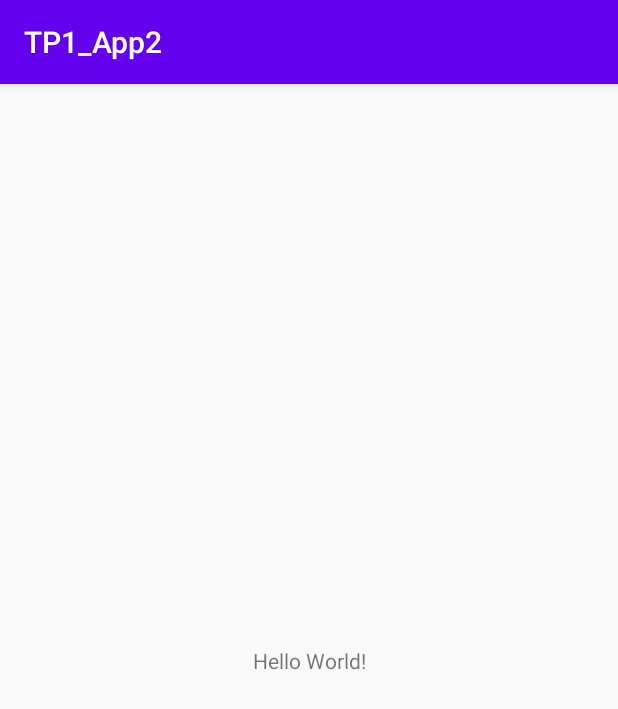
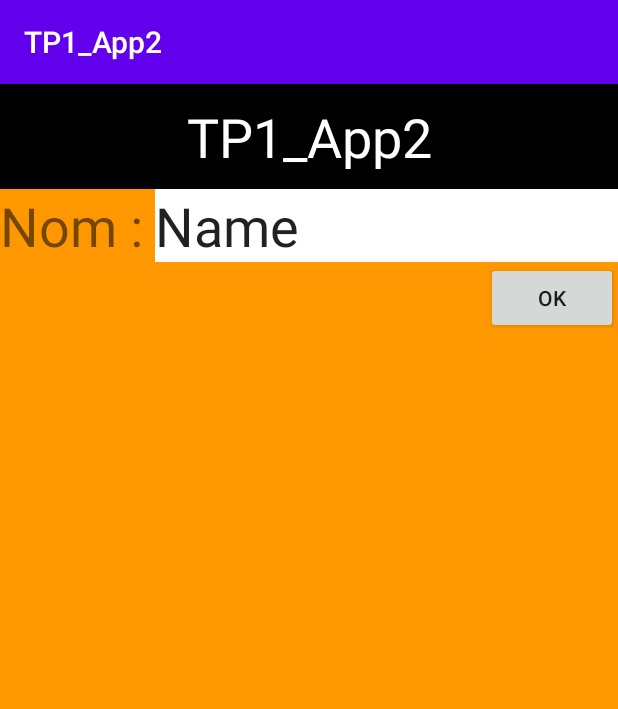
Before and after one commit to tb59/TP1_App2, an Android app: the screen it shows after launch (MainActivity), on a phone screen of 412 x 824 dp. Shown: the top 709 px of the screen. Run offline under Robolectric (Android 15) with nearby library versions, the light colour scheme and no system bars.

Commit message:
Modif Layout

```diff
--- a/app/src/main/res/layout/activity_main.xml
+++ b/app/src/main/res/layout/activity_main.xml
@@ -4,15 +4,55 @@
     xmlns:tools="http://schemas.android.com/tools"
     android:layout_width="match_parent"
     android:layout_height="match_parent"
+    android:background="#FF9800"
     tools:context=".MainActivity">
 
     <TextView
+        android:id="@+id/textView2"
+        android:layout_width="0dp"
+        android:layout_height="wrap_content"
+        android:height="70dp"
+        android:background="#000000"
+        android:gravity="center_horizontal|center_vertical"
+        android:text="@string/app_name"
+        android:textColor="#FFFFFF"
+        android:textSize="36sp"
+        app:layout_constraintEnd_toEndOf="parent"
+        app:layout_constraintHorizontal_bias="0.455"
+        app:layout_constraintStart_toStartOf="parent"
+        app:layout_constraintTop_toTopOf="parent" />
+
+    <Button
+        android:id="@+id/button"
         android:layout_width="wrap_content"
         android:layout_height="wrap_content"
-        android:text="Hello World!"
-        app:layout_constraintBottom_toBottomOf="parent"
-        app:layout_constraintLeft_toLeftOf="parent"
-        app:layout_constraintRight_toRightOf="parent"
-        app:layout_constraintTop_toTopOf="parent" />
+        android:text="@string/labelBtnOK"
+        app:layout_constraintEnd_toEndOf="parent"
+        app:layout_constraintTop_toBottomOf="@+id/editText" />
+
+    <TextView
+        android:id="@+id/textView"
+        android:layout_width="wrap_content"
+        android:layout_height="wrap_content"
+        android:text="@string/labelNom"
+        android:textSize="36sp"
+        app:layout_constraintStart_toStartOf="parent"
+        app:layout_constraintTop_toBottomOf="@+id/textView2" />
+
+    <EditText
+        android:id="@+id/editText"
+        android:layout_width="0dp"
+        android:layout_height="wrap_content"
+        android:layout_marginStart="8dp"
+        android:background="#FFFFFF"
+        android:ems="10"
+        android:inputType="textPersonName"
+        android:text="@string/name"
+        android:textSize="36sp"
+        app:layout_constraintBottom_toBottomOf="@+id/textView"
+        app:layout_constraintEnd_toEndOf="parent"
+        app:layout_constraintStart_toEndOf="@+id/textView"
+        app:layout_constraintTop_toBottomOf="@+id/textView2"
+        android:autofillHints="" />
 
 </androidx.constraintlayout.widget.ConstraintLayout>
--- a/app/src/main/res/values/strings.xml
+++ b/app/src/main/res/values/strings.xml
@@ -1,3 +1,6 @@
 <resources>
     <string name="app_name">TP1_App2</string>
+    <string name="labelBtnOK">OK</string>
+    <string name="labelNom">Nom :</string>
+    <string name="name">Name</string>
 </resources>
```
